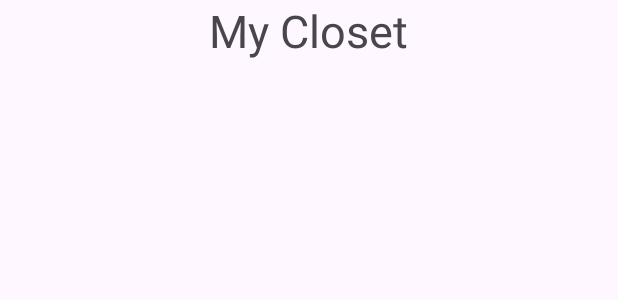
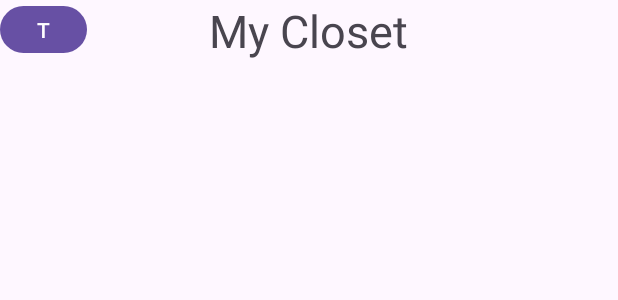
Before and after one commit to jkanderson1/MyClosetApp, an Android app: the layout activity_home_screen.xml on its own in the app's theme, with its tools: preview values and no code run, on a phone screen of 412 x 824 dp. Shown: the top 300 px of the screen. Run offline under Robolectric (Android 15) with nearby library versions, the phone set to English and light mode, and no system bars.

Commit message:
home screen edits

```diff
--- a/app/src/main/res/layout/activity_home_screen.xml
+++ b/app/src/main/res/layout/activity_home_screen.xml
@@ -24,4 +24,13 @@
             android:textAlignment="center"
             android:textSize="30sp" />
     </LinearLayout>
+
+    <Button
+        android:id="@+id/AccountEdit"
+        android:layout_width="58dp"
+        android:layout_height="39dp"
+        android:width="5dp"
+        android:text="T"
+        tools:layout_editor_absoluteX="188dp"
+        tools:layout_editor_absoluteY="142dp" />
 </androidx.constraintlayout.widget.ConstraintLayout>
```
